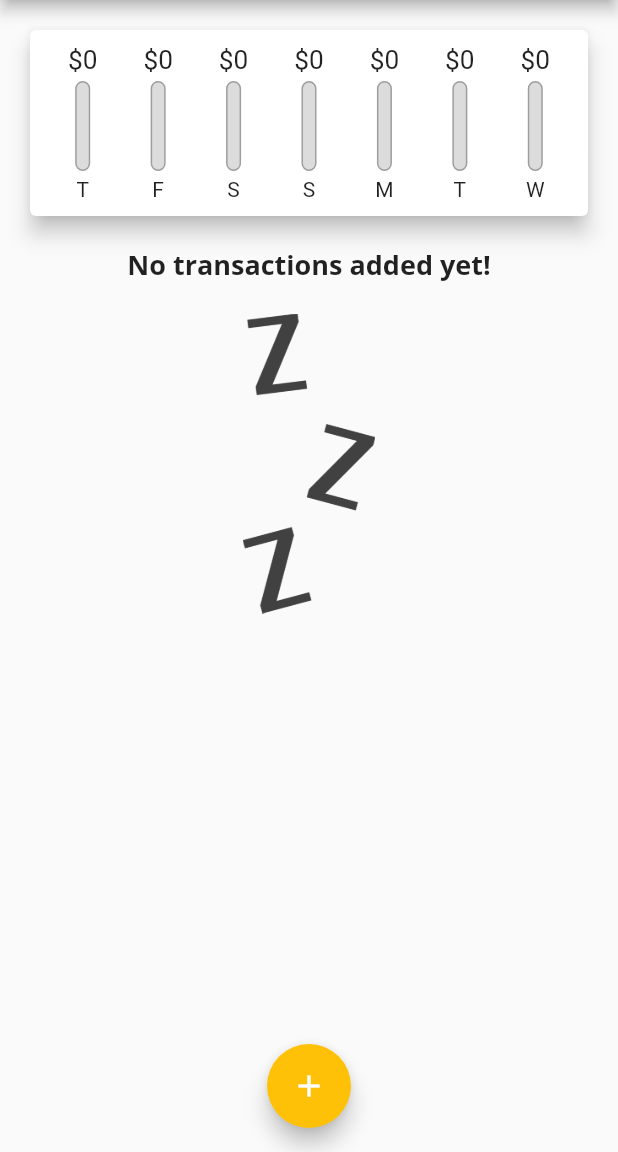
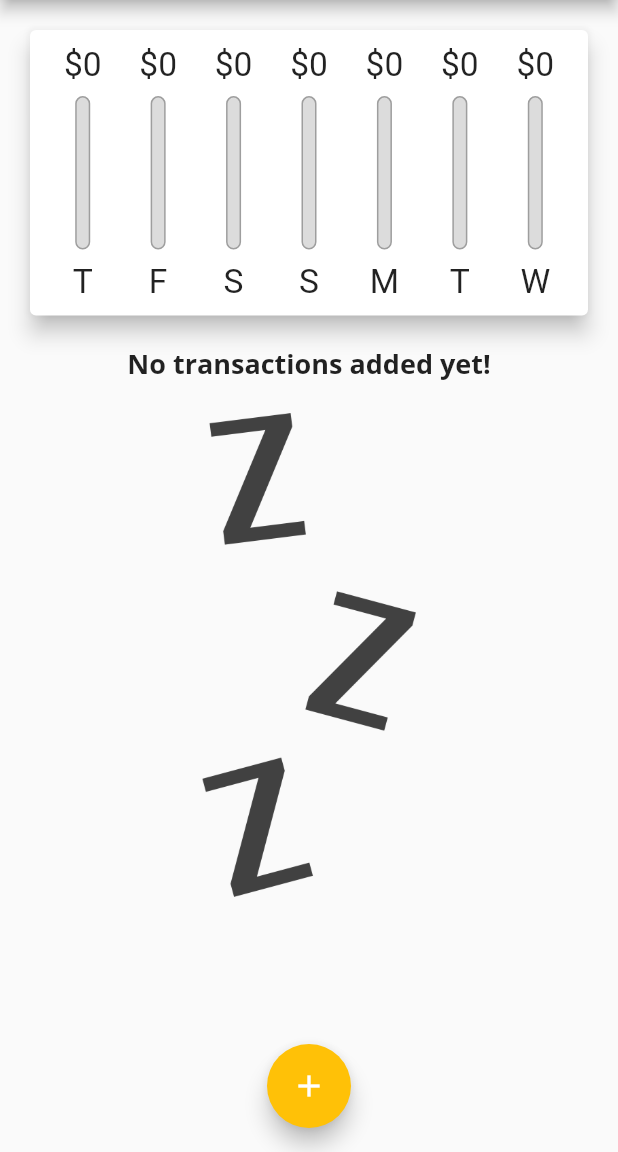
Before and after one commit to bogdan-stelea/personal_expenses_app, a Flutter app: the screen it shows after launch, on a phone screen of 412 x 824 dp, the part 84-1236 px from its top. Run offline on Flutter 3.47's test engine with Material 2 defaults, Android fonts, the phone set to English and light mode, and no system bars.

Commit message:
Responsive update
Implemented responsive addaptation for the entire app

```diff
--- a/lib/main.dart
+++ b/lib/main.dart
@@ -1,11 +1,16 @@
 import 'package:flutter/material.dart';
+import 'package:flutter/services.dart';
 import 'package:personal_expenses_app/widgets/chart.dart';
 import 'package:personal_expenses_app/widgets/new_transaction.dart';
 import 'package:personal_expenses_app/widgets/transaction_list.dart';
 
 import 'models/transactions.dart';
 
-void main() => runApp(MyApp());
+void main() {
+  // WidgetsFlutterBinding.ensureInitialized();
+  // SystemChrome.setPreferredOrientations([DeviceOrientation.portraitUp, DeviceOrientation.portraitDown]);
+  runApp(const MyApp());
+}
 
 class MyApp extends StatelessWidget {
   const MyApp({Key? key}) : super(key: key);
@@ -58,6 +63,8 @@ class _MyHomePageState extends State<MyHomePage> {
     // ),
   ];
 
+  bool _showChart = false;
+
   List<Transaction> get _recentTransactions {
     return _userTransaction.where((tx) {
       return tx.date.isAfter(
@@ -92,8 +99,8 @@ class _MyHomePageState extends State<MyHomePage> {
 
   @override
   Widget build(BuildContext context) {
-    return Scaffold(
-      appBar: AppBar(
+    final isLandscape = MediaQuery.of(context).orientation == Orientation.landscape;
+    final appBar = AppBar(
       title: const Text(
         'Personal Expenses',
       ),
@@ -103,16 +110,54 @@ class _MyHomePageState extends State<MyHomePage> {
           icon: const Icon(Icons.add),
         ),
       ],
-      ),
+    );
+
+    final txListWidget = SizedBox(
+        height:
+            (MediaQuery.of(context).size.height - appBar.preferredSize.height - MediaQuery.of(context).padding.top) *
+                0.7,
+        child: TransactionList(_userTransaction, _deleteTransaction));
+    return Scaffold(
+      appBar: appBar,
       body: SingleChildScrollView(
         child: Column(
           // mainAxisAlignment: MainAxisAlignment.start,
           crossAxisAlignment: CrossAxisAlignment.stretch,
           children: <Widget>[
-            Chart(_recentTransactions),
-            Expanded(
-              child: TransactionList(_userTransaction, _deleteTransaction),
+            if (isLandscape)
+              Row(
+                mainAxisAlignment: MainAxisAlignment.center,
+                children: <Widget>[
+                  const Text('Show Chart'),
+                  Switch(
+                    value: _showChart,
+                    onChanged: (val) {
+                      setState(() {
+                        _showChart = val;
+                      });
+                    },
                   ),
+                ],
+              ),
+            if (!isLandscape)
+              SizedBox(
+                height: (MediaQuery.of(context).size.height -
+                        appBar.preferredSize.height -
+                        MediaQuery.of(context).padding.top) *
+                    0.3,
+                child: Chart(_recentTransactions),
+              ),
+            if (!isLandscape) txListWidget,
+            if (isLandscape)
+              _showChart
+                  ? SizedBox(
+                      height: (MediaQuery.of(context).size.height -
+                              appBar.preferredSize.height -
+                              MediaQuery.of(context).padding.top) *
+                          0.7,
+                      child: Chart(_recentTransactions),
+                    )
+                  : txListWidget,
           ],
         ),
       ),
--- a/lib/widgets/chart.dart
+++ b/lib/widgets/chart.dart
@@ -35,7 +35,9 @@ class Chart extends StatelessWidget {
 
   @override
   Widget build(BuildContext context) {
-    return Card(
+    return Container(
+      height: MediaQuery.of(context).size.height * 0.4,
+      child: Card(
         elevation: 6,
         margin: const EdgeInsets.all(20),
         child: Padding(
@@ -54,6 +56,7 @@ class Chart extends StatelessWidget {
             }).toList(),
           ),
         ),
+      ),
     );
   }
 }
--- a/lib/widgets/chart_bar.dart
+++ b/lib/widgets/chart_bar.dart
@@ -9,19 +9,21 @@ class ChartBar extends StatelessWidget {
 
   @override
   Widget build(BuildContext context) {
+    return LayoutBuilder(
+      builder: (ctx, constrains) {
         return Column(
           children: [
-        SizedBox(
-          height: 20,
+            Container(
+              height: constrains.maxHeight * 0.15,
               child: FittedBox(
                 child: Text('\$${spendingAmount.toStringAsFixed(0)}'),
               ),
             ),
-        const SizedBox(
-          height: 4,
+            SizedBox(
+              height: constrains.maxHeight * 0.05,
             ),
             SizedBox(
-          height: 60,
+              height: constrains.maxHeight * 0.6,
               width: 10,
               child: Stack(
                 children: [
@@ -47,11 +49,13 @@ class ChartBar extends StatelessWidget {
                 ],
               ),
             ),
-        const SizedBox(
-          height: 4,
+            SizedBox(
+              height: constrains.maxHeight * 0.05,
             ),
-        Text(label),
+            Container(height: constrains.maxHeight * 0.15, child: FittedBox(child: Text(label))),
           ],
+        );
+      },
     );
   }
 }
--- a/lib/widgets/new_transaction.dart
+++ b/lib/widgets/new_transaction.dart
@@ -44,10 +44,11 @@ class _NewTransactionState extends State<NewTransaction> {
 
   @override
   Widget build(BuildContext context) {
-    return Card(
+    return SingleChildScrollView(
+      child: Card(
         elevation: 5,
         child: Container(
-        padding: EdgeInsets.all(10),
+          padding: EdgeInsets.only(top: 10, left: 10, right: 10, bottom: MediaQuery.of(context).viewInsets.bottom + 10),
           child: Column(
             crossAxisAlignment: CrossAxisAlignment.end,
             children: <Widget>[
@@ -91,6 +92,7 @@ class _NewTransactionState extends State<NewTransaction> {
             ],
           ),
         ),
+      ),
     );
   }
 }
--- a/lib/widgets/transaction_list.dart
+++ b/lib/widgets/transaction_list.dart
@@ -10,10 +10,10 @@ class TransactionList extends StatelessWidget {
 
   @override
   Widget build(BuildContext context) {
-    return SizedBox(
-      height: 300,
-      child: transactions.isEmpty
-          ? Column(
+    return transactions.isEmpty
+        ? LayoutBuilder(
+            builder: (ctx, constrains) {
+              return Column(
                 children: <Widget>[
                   Text(
                     'No transactions added yet!',
@@ -23,12 +23,14 @@ class TransactionList extends StatelessWidget {
                     height: 20,
                   ),
                   SizedBox(
-                    height: 200,
+                      height: constrains.maxHeight * 0.6,
                       child: Image.asset(
                         'assets/images/waiting.png',
                         fit: BoxFit.cover,
                       )),
                 ],
+              );
+            },
           )
         : ListView.builder(
             itemBuilder: (ctx, index) {
@@ -39,7 +41,14 @@ class TransactionList extends StatelessWidget {
                   horizontal: 5,
                 ),
                 child: ListTile(
-                    trailing: IconButton(
+                  trailing: MediaQuery.of(context).size.width > 460
+                      ? FlatButton.icon(
+                          onPressed: () => deleteTransaction(transactions[index].id),
+                          icon: const Icon(Icons.delete),
+                          label: Text('Delete'),
+                          textColor: Theme.of(context).errorColor,
+                        )
+                      : IconButton(
                           icon: const Icon(Icons.delete),
                           onPressed: () => deleteTransaction(transactions[index].id),
                           color: Theme.of(context).errorColor,
@@ -64,7 +73,6 @@ class TransactionList extends StatelessWidget {
               );
             },
             itemCount: transactions.length,
-            ),
           );
   }
 }
```
Lines whose indentation alone changed are shown as unchanged.
